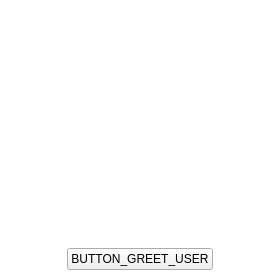
Before: the Qt Designer form parsec/core/gui/forms/user_invitation_button.ui in Scille/parsec-cloud, drawn with Qt 5.
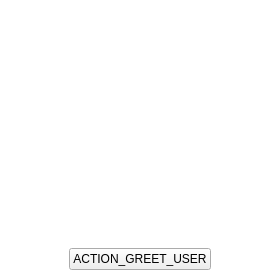
After: the same form once the commit is applied. Icons and pictures are not drawn. Custom widgets are drawn as their Qt base class.

Commit message: [GUI] Fixed user name displays

The edit to the form file:
```diff
--- a/parsec/core/gui/forms/user_invitation_button.ui
+++ b/parsec/core/gui/forms/user_invitation_button.ui
@@ -154,10 +154,13 @@
         <property name="orientation">
          <enum>Qt::Vertical</enum>
         </property>
+        <property name="sizeType">
+         <enum>QSizePolicy::Fixed</enum>
+        </property>
         <property name="sizeHint" stdset="0">
          <size>
           <width>20</width>
-          <height>40</height>
+          <height>10</height>
          </size>
         </property>
        </spacer>
@@ -282,7 +285,7 @@
         <item>
          <widget class="QPushButton" name="button_greet">
           <property name="text">
-           <string>BUTTON_GREET_USER</string>
+           <string>ACTION_GREET_USER</string>
           </property>
          </widget>
         </item>
```
The commit also changes 5 other files.
